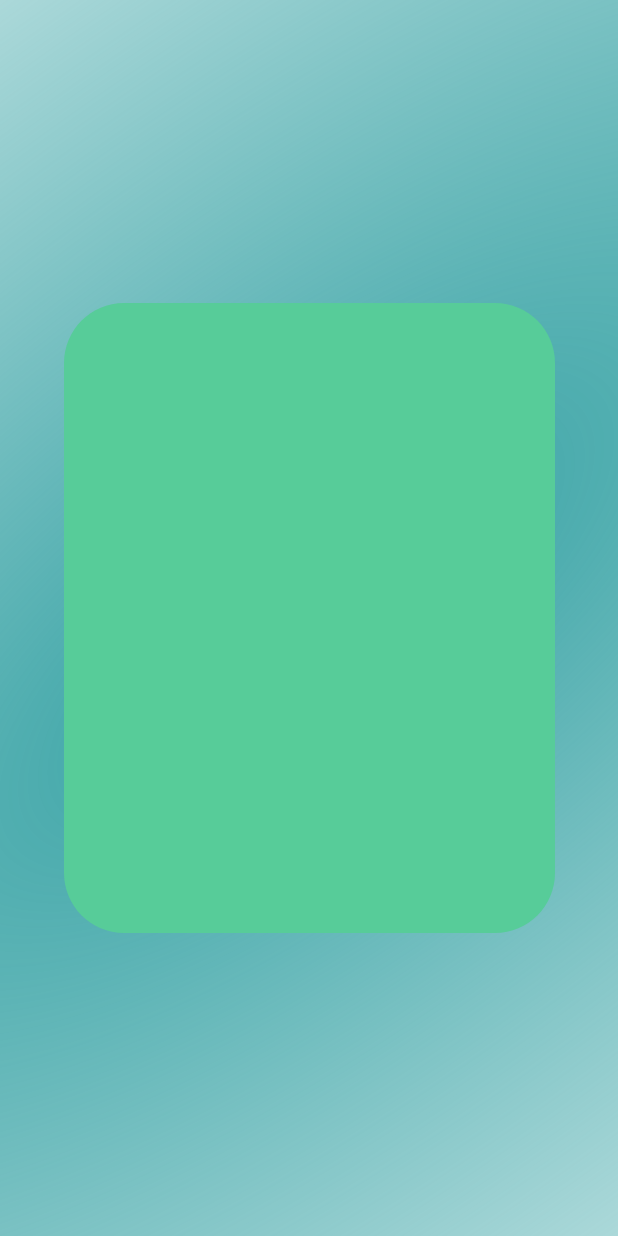
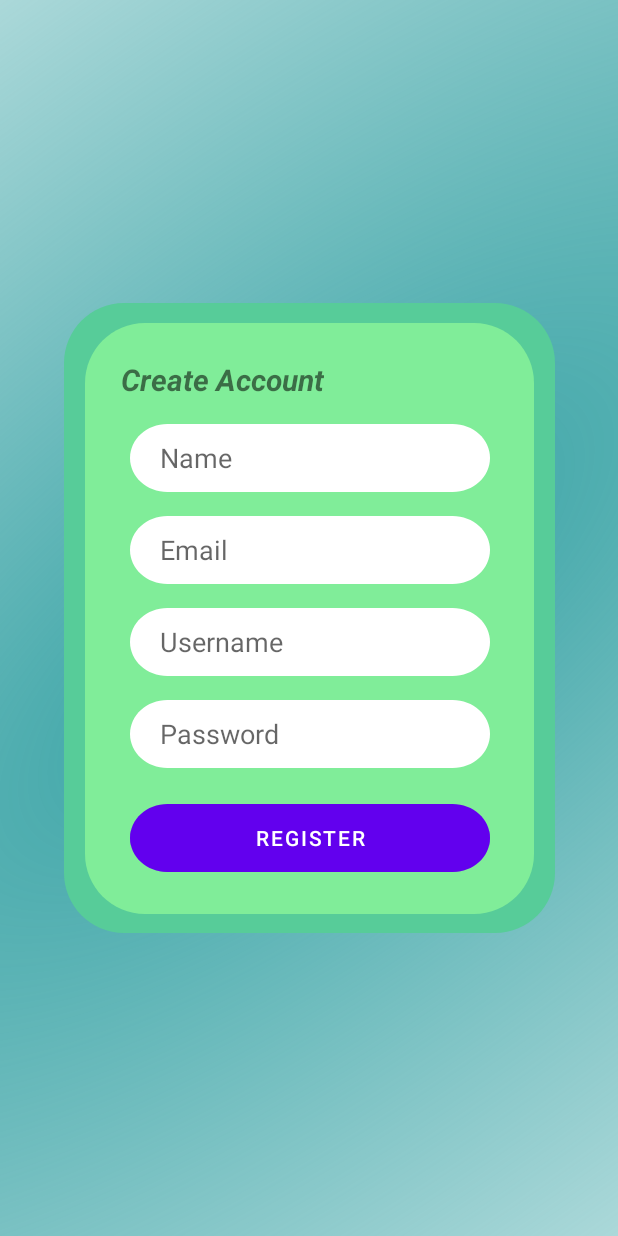
Before and after one commit to AlexanderDP08/Project_ManPro, an Android app: the layout fragment_sign_up.xml on its own in the app's theme, with its tools: preview values and no code run, on a phone screen of 412 x 824 dp. Run offline under Robolectric (Android 15) with nearby library versions, the phone set to English and light mode, and no system bars.

Commit message:
update signup

```diff
--- /dev/null
+++ b/app/src/main/res/drawable/rectangel_6.xml
@@ -0,0 +1,24 @@
+<?xml version="1.0" encoding="utf-8"?>
+<vector
+    xmlns:android="http://schemas.android.com/apk/res/android"
+    xmlns:aapt="http://schemas.android.com/aapt"
+    android:width="299dp"
+    android:height="394dp"
+    android:viewportWidth="299"
+    android:viewportHeight="394"
+    >
+
+    <group>
+
+        <clip-path
+            android:pathData="M40 0H259C281.091 0 299 17.9086 299 40V354C299 376.091 281.091 394 259 394H40C17.9086 394 0 376.091 0 354V40C0 17.9086 17.9086 0 40 0Z"
+            />
+
+        <path
+            android:pathData="M0 0V394H299V0"
+            android:fillColor="#80ED99"
+            />
+
+    </group>
+
+</vector>
--- /dev/null
+++ b/app/src/main/res/drawable/rounded_btnedittext.xml
@@ -0,0 +1,25 @@
+<?xml version="1.0" encoding="utf-8"?>
+<vector
+    xmlns:android="http://schemas.android.com/apk/res/android"
+    xmlns:aapt="http://schemas.android.com/aapt"
+    android:width="231dp"
+    android:height="48dp"
+    android:viewportWidth="231"
+    android:viewportHeight="48"
+    >
+
+    <group>
+
+        <clip-path
+            android:pathData="M24 0H207C220.255 0 231 10.7452 231 24C231 37.2548 220.255 48 207 48H24C10.7452 48 0 37.2548 0 24C0 10.7452 10.7452 0 24 0Z"
+            />
+
+        <path
+            android:pathData="M0 0V48H231V0"
+            android:fillColor="#BCFFB9"
+            android:strokeColor="#BCFFB9"
+            />
+
+    </group>
+
+</vector>
--- /dev/null
+++ b/app/src/main/res/drawable/rounded_edittext.xml
@@ -0,0 +1,24 @@
+<?xml version="1.0" encoding="utf-8"?>
+<vector
+    xmlns:android="http://schemas.android.com/apk/res/android"
+    xmlns:aapt="http://schemas.android.com/aapt"
+    android:width="231dp"
+    android:height="48dp"
+    android:viewportWidth="231"
+    android:viewportHeight="48"
+    >
+
+    <group>
+
+        <clip-path
+            android:pathData="M24 0H207C220.255 0 231 10.7452 231 24C231 37.2548 220.255 48 207 48H24C10.7452 48 0 37.2548 0 24C0 10.7452 10.7452 0 24 0Z"
+            />
+
+        <path
+            android:pathData="M0 0V48H231V0"
+            android:fillColor="#FFFFFF"
+            />
+
+    </group>
+
+</vector>
--- a/app/src/main/res/layout/fragment_sign_up.xml
+++ b/app/src/main/res/layout/fragment_sign_up.xml
@@ -11,6 +11,7 @@
     <!-- TODO: Update blank fragment layout -->
 
     <View
+        android:id="@+id/view"
         android:layout_width="327dp"
         android:layout_height="420dp"
         android:layout_alignParentLeft="true"
@@ -21,4 +22,86 @@
         app:layout_constraintStart_toStartOf="parent"
         app:layout_constraintTop_toTopOf="parent" />
 
+    <View
+        android:id="@+id/rectangle_6"
+        android:layout_width="299dp"
+        android:layout_height="394dp"
+        android:layout_alignParentLeft="true"
+        android:layout_alignParentTop="true"
+        android:background="@drawable/rectangel_6"
+        app:layout_constraintBottom_toBottomOf="@+id/view"
+        app:layout_constraintEnd_toEndOf="@+id/view"
+        app:layout_constraintStart_toStartOf="@+id/view"
+        app:layout_constraintTop_toTopOf="@+id/view" />
+
+    <TextView
+        android:id="@+id/create_acco"
+        android:layout_width="wrap_content"
+        android:layout_height="wrap_content"
+        android:layout_marginStart="24dp"
+        android:layout_marginTop="24dp"
+        android:text="Create Account"
+        android:textSize="20sp"
+        android:textStyle="bold|italic"
+        app:layout_constraintStart_toStartOf="@+id/rectangle_6"
+        app:layout_constraintTop_toTopOf="@+id/rectangle_6" />
+
+    <EditText
+        android:id="@+id/editNameSignup"
+        android:layout_width="240dp"
+        android:layout_height="45dp"
+        android:layout_marginTop="16dp"
+        android:background="@drawable/rounded_edittext"
+        android:hint="Name"
+        android:paddingLeft="20sp"
+        app:layout_constraintEnd_toEndOf="@+id/rectangle_6"
+        app:layout_constraintStart_toStartOf="@+id/rectangle_6"
+        app:layout_constraintTop_toBottomOf="@+id/create_acco" />
+
+    <EditText
+        android:id="@+id/editEmailSignup"
+        android:layout_width="240dp"
+        android:layout_height="45dp"
+        android:layout_marginTop="16dp"
+        android:background="@drawable/rounded_edittext"
+        android:hint="Email"
+        android:paddingLeft="20sp"
+        app:layout_constraintStart_toStartOf="@+id/editNameSignup"
+        app:layout_constraintTop_toBottomOf="@+id/editNameSignup" />
+
+    <EditText
+        android:id="@+id/editUsernameSignup"
+        android:layout_width="240dp"
+        android:layout_height="45dp"
+        android:layout_marginTop="16dp"
+        android:background="@drawable/rounded_edittext"
+        android:hint="Username"
+        android:paddingLeft="20sp"
+        app:layout_constraintStart_toStartOf="@+id/editEmailSignup"
+        app:layout_constraintTop_toBottomOf="@+id/editEmailSignup" />
+
+    <EditText
+        android:id="@+id/editTextTextPassword"
+        android:layout_width="240dp"
+        android:layout_height="45dp"
+        android:layout_marginTop="16dp"
+        android:background="@drawable/rounded_edittext"
+        android:ems="10"
+        android:inputType="textPassword"
+        android:hint="Password"
+        android:paddingLeft="20sp"
+        app:layout_constraintStart_toStartOf="@+id/editUsernameSignup"
+        app:layout_constraintTop_toBottomOf="@+id/editUsernameSignup" />
+
+    <Button
+        android:id="@+id/btnRegister"
+        android:layout_width="240dp"
+        android:layout_height="45dp"
+        android:layout_marginTop="24dp"
+        android:background="@drawable/rounded_btnedittext"
+        android:text="Register"
+        app:layout_constraintStart_toStartOf="@+id/editTextTextPassword"
+        app:layout_constraintTop_toBottomOf="@+id/editTextTextPassword" />
+
+
 </androidx.constraintlayout.widget.ConstraintLayout>
```
